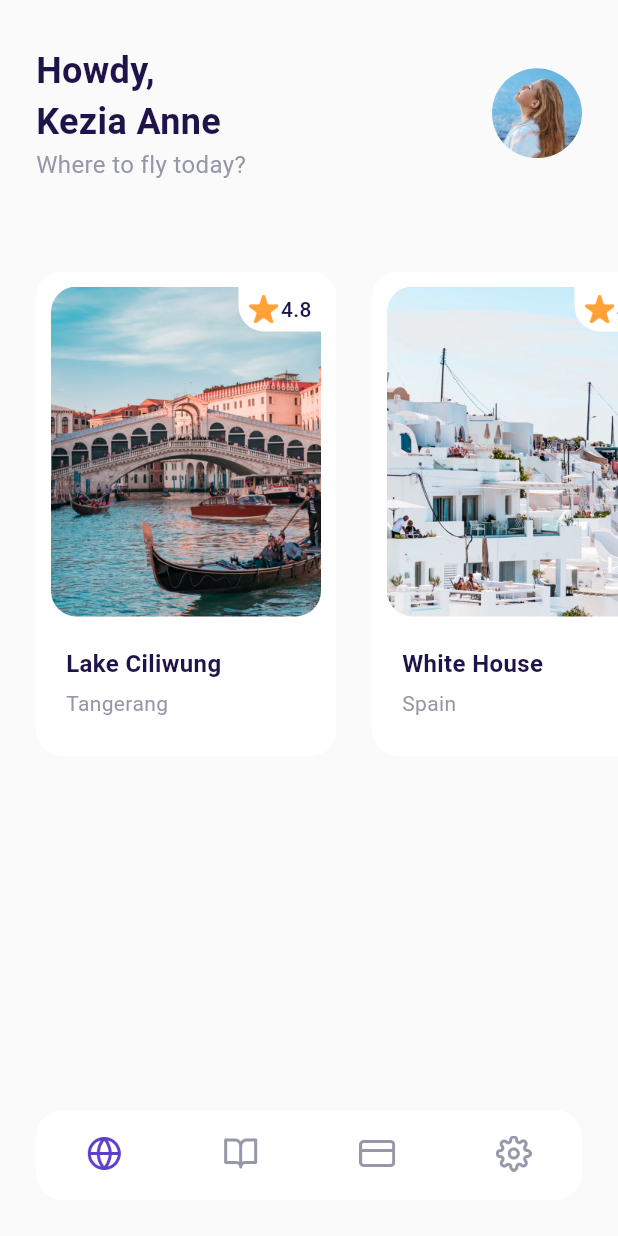
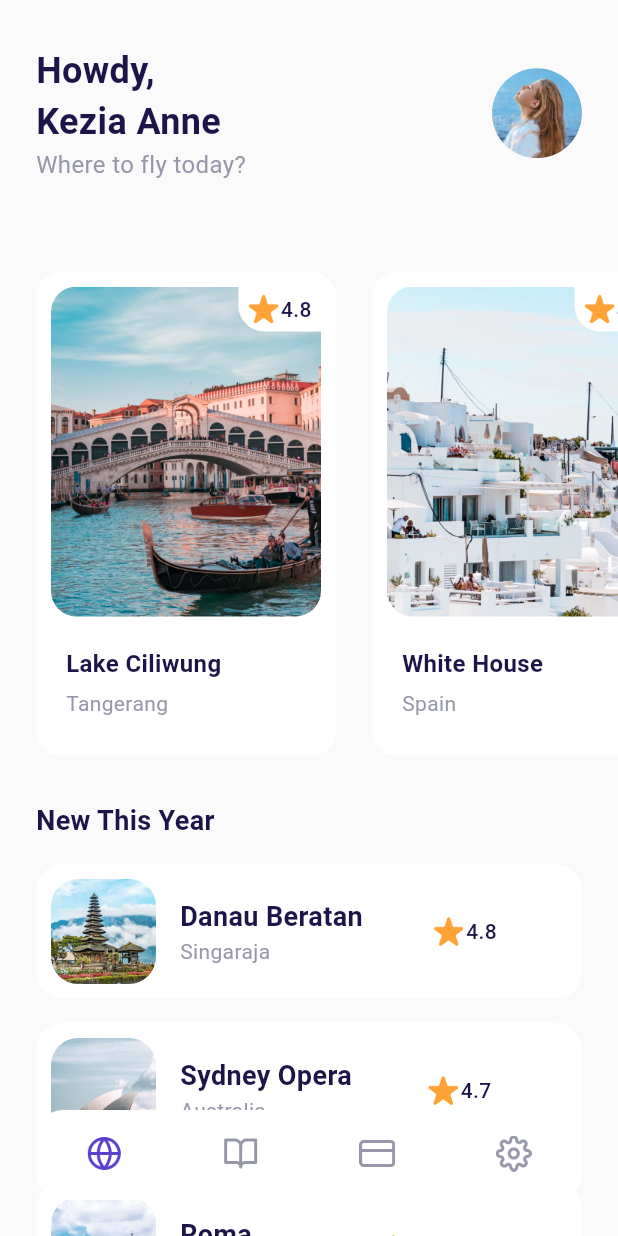
Before and after one commit to nurfaidzy/Flutter-Air-Plane-Project-BWA, a Flutter app: the MainPage screen opened by its route, on a phone screen of 412 x 824 dp. Run offline on Flutter 3.47's test engine with Material 3 defaults, Android fonts, the phone set to English and light mode, and no system bars.

Commit message:
feat: add section destination tile

```diff
--- a/lib/ui/pages/home_page.dart
+++ b/lib/ui/pages/home_page.dart
@@ -1,3 +1,4 @@
+import 'package:air_plane/ui/widgets/destination_tile.dart';
 import 'package:air_plane/ui/widgets/popular_destination.dart';
 import 'package:flutter/material.dart';
 import 'package:air_plane/shared/theme.dart';
@@ -95,8 +96,49 @@ class HomePage extends StatelessWidget {
           ));
     }
 
+    Widget NewDestination() {
+      return Container(
+          margin: EdgeInsets.only(
+              top: 30, left: defaultMargin, right: defaultMargin),
+          child: Column(
+            crossAxisAlignment: CrossAxisAlignment.start,
+            children: [
+              Text("New This Year",
+                  style: blackTextStyle.copyWith(
+                    fontSize: 18,
+                    fontWeight: semiBold,
+                  )),
+              const destinationTile(
+                  imageUrl: "assets/image_destination6.png",
+                  namePlace: "Danau Beratan",
+                  locationPlace: "Singaraja",
+                  stars: "4.8"),
+              const destinationTile(
+                  imageUrl: "assets/image_destination7.png",
+                  namePlace: "Sydney Opera",
+                  locationPlace: "Australia",
+                  stars: "4.7"),
+              const destinationTile(
+                  imageUrl: "assets/image_destination8.png",
+                  namePlace: "Roma",
+                  locationPlace: "Italy",
+                  stars: "4.8"),
+              const destinationTile(
+                  imageUrl: "assets/image_destination9.png",
+                  namePlace: "Yogyakarta",
+                  locationPlace: "Indonesia",
+                  stars: "4.7"),
+              const destinationTile(
+                  imageUrl: "assets/image_destination10.png",
+                  namePlace: "Paris",
+                  locationPlace: "France",
+                  stars: "4.8"),
+            ],
+          ));
+    }
+
     return ListView(
-      children: [Header(), popularDestination()],
+      children: [Header(), popularDestination(), NewDestination()],
     );
   }
 }
--- /dev/null
+++ b/lib/ui/widgets/destination_tile.dart
@@ -0,0 +1,80 @@
+import 'package:flutter/material.dart';
+import 'package:air_plane/shared/theme.dart';
+
+class destinationTile extends StatelessWidget {
+  final String imageUrl;
+  final String namePlace;
+  final String locationPlace;
+  final String stars;
+  const destinationTile({
+    required this.imageUrl,
+    required this.namePlace,
+    required this.locationPlace,
+    required this.stars,
+  });
+
+  @override
+  Widget build(BuildContext context) {
+    return Container(
+      margin: EdgeInsets.only(
+        top: 16,
+      ),
+      padding: EdgeInsets.all(10),
+      decoration: BoxDecoration(
+        color: kWhiteColor,
+        borderRadius: BorderRadius.circular(18),
+      ),
+      child: Row(
+        children: [
+          Container(
+            width: 70,
+            height: 70,
+            margin: EdgeInsets.only(right: 16),
+            decoration: BoxDecoration(
+              borderRadius: BorderRadius.circular(18),
+              image: DecorationImage(
+                image: AssetImage(imageUrl),
+                fit: BoxFit.cover,
+              ),
+            ),
+          ),
+          Column(
+            crossAxisAlignment: CrossAxisAlignment.start,
+            children: [
+              Text(namePlace,
+                  style: blackTextStyle.copyWith(
+                    fontSize: 18,
+                    fontWeight: semiBold,
+                  )),
+              Text(locationPlace, style: greyTextStyle.copyWith(fontSize: 14)),
+            ],
+          ),
+          Expanded(
+            child: Row(
+              mainAxisAlignment: MainAxisAlignment.center,
+              crossAxisAlignment: CrossAxisAlignment.center,
+              children: [
+                Container(
+                  width: 20,
+                  height: 20,
+                  margin: const EdgeInsets.only(right: 2),
+                  decoration: const BoxDecoration(
+                    image: DecorationImage(
+                      image: AssetImage("assets/icon_star.png"),
+                    ),
+                  ),
+                ),
+                Text(
+                  stars,
+                  style: blackTextStyle.copyWith(
+                    fontWeight: medium,
+                  ),
+                )
+              ],
+            ),
+          ),
+        ],
+      ),
+    );
+  }
+}
```
